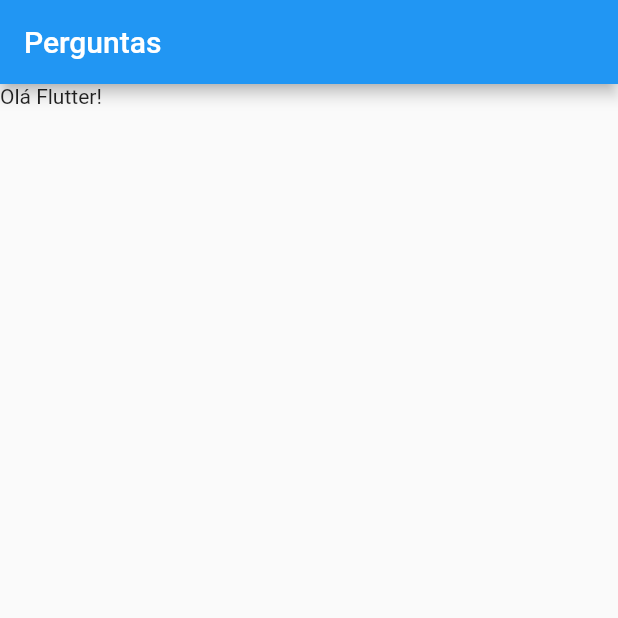
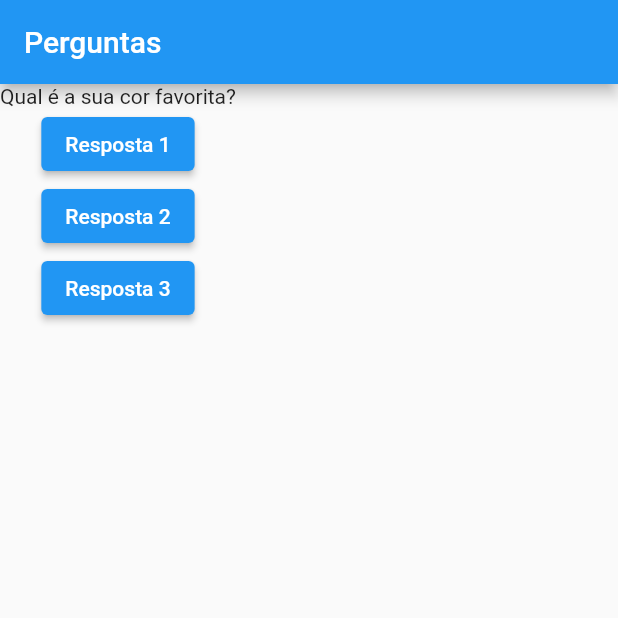
Before and after one commit to kikizoide/projeto_inicial, a Flutter app: the screen it shows after launch, on a phone screen of 412 x 824 dp, the top half of it. Run offline on Flutter 3.47's test engine with Material 2 defaults, Android fonts, the phone set to English and light mode, and no system bars.

Commit message:
main widget

```diff
--- a/lib/main.dart
+++ b/lib/main.dart
@@ -1,3 +1,4 @@
+import 'package:flutter/foundation.dart';
 import 'package:flutter/material.dart';
 
 main() {
@@ -9,13 +10,37 @@ class PerguntaApp extends StatelessWidget {
 
   @override
   Widget build(BuildContext context) {
+    const perguntas = [
+      'Qual é a sua cor favorita?',
+      'Qual é o seu animal favorito?',
+    ];
+
     return MaterialApp(
-      home: Scaffold(
-        appBar: AppBar(
-          title: const Text('Perguntas'),
+        home: Scaffold(
+      appBar: AppBar(
+        title: const Text('Perguntas'),
+      ),
+      body: Column(children: <Widget>[
+        Text(perguntas[0]),
+        ElevatedButton(
+          child: const Text('Resposta 1'),
+          onPressed: () {
+            if (kDebugMode) {
+              print('Resposta 1 selecionada!');
+            }
+          },
         ),
-        body: const Text('Olá Flutter!'),
-      ),
-    );
+        ElevatedButton(
+          onPressed: () => print('Resposta 2 selecionada!'),
+          child: const Text('Resposta 2'),
+        ),
+        ElevatedButton(
+          onPressed: () {
+            print('Resposta 3 selecionada!');
+          },
+          child: const Text('Resposta 3'),
+        ),
+      ]),
+    ));
   }
 }
```
